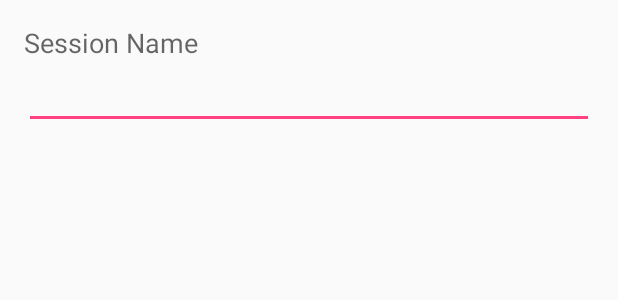
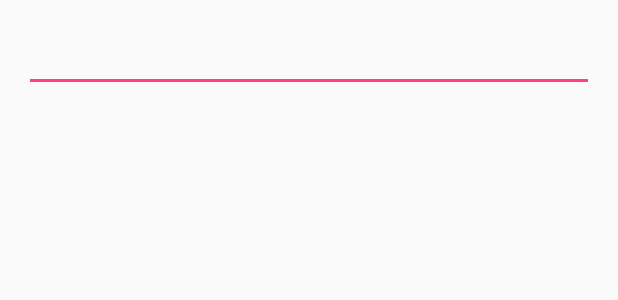
Before and after one commit to MichaelPalmer1/GeoTracker, an Android app: the layout dialog_start_session.xml on its own in the app's theme, with its tools: preview values and no code run, on a phone screen of 412 x 824 dp. Shown: the top 300 px of the screen. Run offline under Robolectric (Android 15) with nearby library versions, the phone set to English and light mode, and no system bars.

Commit message:
Heatmap doesn't start until subscribe onSuccess is called, which should not slow down joining a session that already has data to be sent. Also adjusted start session dialog

```diff
--- a/app/src/main/java/com/kitty/geotracker/MeteorController.java
+++ b/app/src/main/java/com/kitty/geotracker/MeteorController.java
@@ -14,6 +14,7 @@ import org.json.JSONObject;
 
 import java.util.HashMap;
 import java.util.Locale;
+import java.util.Map;
 
 import im.delight.android.ddp.Meteor;
 import im.delight.android.ddp.MeteorCallback;
@@ -357,6 +358,7 @@ public class MeteorController implements MeteorCallback, SharedPreferences.OnSha
                     @Override
                     public void onSuccess() {
                         Log.d(TAG, "Subscribed to \"" + sessionName + "\" successfully");
+                        MapsActivity.canUpdateHeatMap = true;
                     }
 
                     @Override
--- a/app/src/main/java/com/kitty/geotracker/dialogs/StartSession.java
+++ b/app/src/main/java/com/kitty/geotracker/dialogs/StartSession.java
@@ -36,6 +36,10 @@ public class StartSession extends DialogFragment implements DialogInterface.OnCl
     @Override
     public void onStart() {
         super.onStart();
+
+        EditText sessionName = (EditText) getDialog().findViewById(R.id.start_session_name);
+        sessionName.setHint("Session Name");
+
         final AlertDialog dialog = (AlertDialog) getDialog();
         if (dialog != null) {
             dialog.getButton(AlertDialog.BUTTON_POSITIVE).setOnClickListener(new View.OnClickListener() {
--- a/app/src/main/res/layout/dialog_start_session.xml
+++ b/app/src/main/res/layout/dialog_start_session.xml
@@ -6,17 +6,12 @@
               android:layout_height="match_parent"
               android:layout_margin="@dimen/activity_horizontal_margin">
 
-    <TextView
-        android:layout_width="wrap_content"
-        android:layout_height="wrap_content"
-        android:labelFor="@+id/start_session_name"
-        android:textAppearance="?android:attr/textAppearanceMedium"
-        android:text="@string/session_name"/>
+        <EditText
+            android:id="@+id/start_session_name"
+            android:layout_width="match_parent"
+            android:layout_height="wrap_content"
+            android:inputType="textCapWords"
+            />
 
-    <EditText
-        android:id="@+id/start_session_name"
-        android:layout_width="match_parent"
-        android:layout_height="wrap_content"
-        android:inputType="textCapWords" />
 
 </LinearLayout>
```
Also changed, not shown: app/src/main/java/com/kitty/geotracker/MapsActivity.java (+9 -2 lines).
